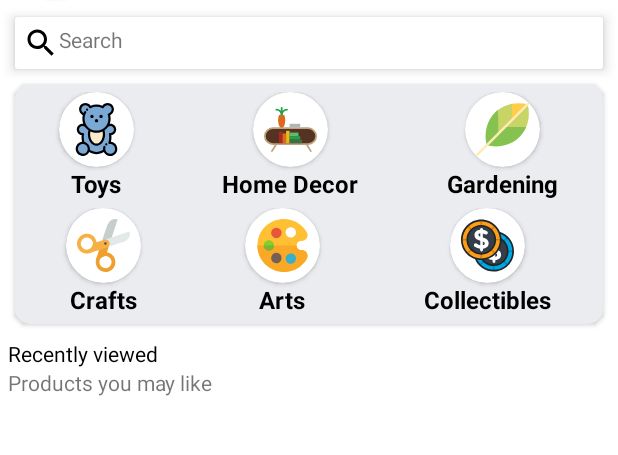
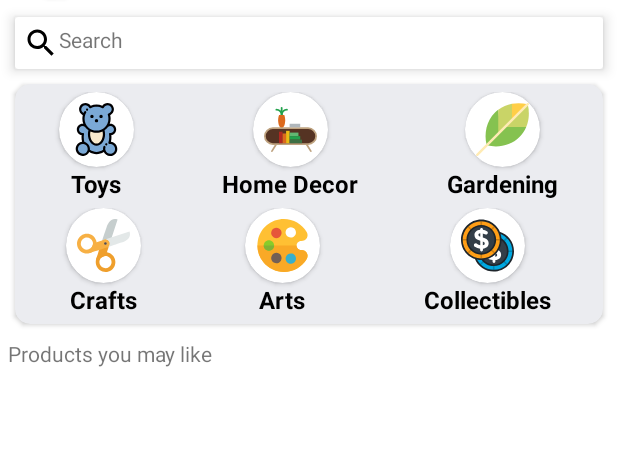
Before and after one commit to dhanthalaprat/StoreHunt, an Android app: the screen it shows after launch once a user with an empty profile is signed in (HomeActivity), on a phone screen of 412 x 824 dp, the part 89-544 px from its top. Run offline under Robolectric (Android 15) with nearby library versions, the phone set to English and light mode, and no system bars; our stand-ins replace Firebase (no records; nobody signed in at launch, a user with empty details on screens opened directly), Picasso; Roboto replaces fonts that are not available here.

Commit message:
bug fixes

```diff
--- a/app/src/main/java/com/example/numad22fa_team49_project/HomeActivity.java
+++ b/app/src/main/java/com/example/numad22fa_team49_project/HomeActivity.java
@@ -24,6 +24,7 @@ import android.view.View;
 import android.widget.Gallery;
 import android.widget.ImageView;
 import android.widget.LinearLayout;
+import android.widget.TextView;
 import android.widget.Toast;
 import android.widget.Toolbar;
 
@@ -70,6 +71,7 @@ public class HomeActivity extends AppCompatActivity implements NavigationView.On
 
     LinearLayout toys, crafts, arts, homeDecor, gardening, collectibles;
 
+    TextView recentlyViewedText;
 
     @Override
     protected void onCreate(Bundle savedInstanceState) {
@@ -100,6 +102,7 @@ public class HomeActivity extends AppCompatActivity implements NavigationView.On
         orders = findViewById(R.id.previous_orders);
 //        openProfile = findViewById(R.id.nav_profile);
 //        logout = findViewById(R.id.nav_logout);
+        recentlyViewedText = findViewById(R.id.recently_viewed_text);
 
         String userName = getIntent().getStringExtra("userName");
         Boolean fromSignUp = getIntent().getBooleanExtra("fromSignUp",false);
@@ -236,6 +239,9 @@ public class HomeActivity extends AppCompatActivity implements NavigationView.On
                     GeneralProductHome productHome = data.getValue(GeneralProductHome.class);
                     recentProducts.add(productHome);
                 }
+                if(recentProducts.size()>0){
+                    recentlyViewedText.setVisibility(View.VISIBLE);
+                }
                 recentProductsAdapter.notifyDataSetChanged();
             }
 
--- a/app/src/main/res/layout/activity_home.xml
+++ b/app/src/main/res/layout/activity_home.xml
@@ -376,11 +376,12 @@
                         android:layout_marginStart="5dp"
                         android:textColor="@color/black"
                         android:id="@+id/recently_viewed_text"
+                        android:visibility="gone"
+                        tools:visibility="visible"
                         />
                     <androidx.recyclerview.widget.RecyclerView
                         android:layout_width="wrap_content"
                         android:layout_height="wrap_content"
-                        tools:listitem="@layout/recent_product_item"
                         android:id="@+id/recently_viewed_products_recycler_view"/>
                     <TextView
                         android:layout_width="wrap_content"
```
